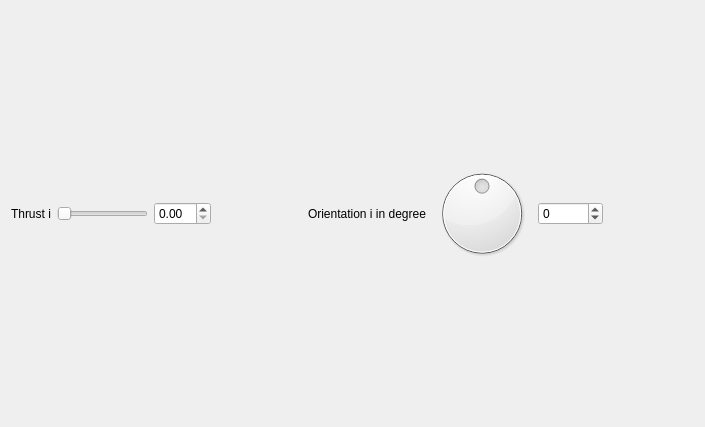
First picture: the form in src/ui/QGCSkyeTestMotorsPanel.ui, repository skye-git/qgroundcontrol-old, before the edit.
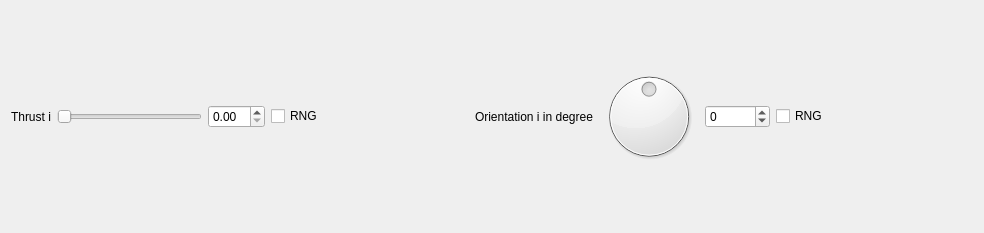
Second picture: the form after the edit.

Commit message: added random motor force generator settings panel

```diff
--- a/src/ui/QGCSkyeTestMotorsPanel.ui
+++ b/src/ui/QGCSkyeTestMotorsPanel.ui
@@ -6,8 +6,8 @@
    <rect>
     <x>0</x>
     <y>0</y>
-    <width>705</width>
-    <height>427</height>
+    <width>984</width>
+    <height>233</height>
    </rect>
   </property>
   <property name="windowTitle">
@@ -32,7 +32,18 @@
     </widget>
    </item>
    <item>
-    <widget class="QDoubleSpinBox" name="doubleSpinBoxThrust"/>
+    <widget class="QDoubleSpinBox" name="doubleSpinBoxThrust">
+     <property name="maximum">
+      <double>20.000000000000000</double>
+     </property>
+    </widget>
+   </item>
+   <item>
+    <widget class="QCheckBox" name="checkBoxRngThrust">
+     <property name="text">
+      <string>RNG</string>
+     </property>
+    </widget>
    </item>
    <item>
     <spacer name="horizontalSpacer">
@@ -89,6 +100,13 @@
      </property>
     </widget>
    </item>
+   <item>
+    <widget class="QCheckBox" name="checkBoxRngOrientation">
+     <property name="text">
+      <string>RNG</string>
+     </property>
+    </widget>
+   </item>
    <item>
     <spacer name="horizontalSpacer_2">
      <property name="orientation">
```
The commit also changes 23 other files.
